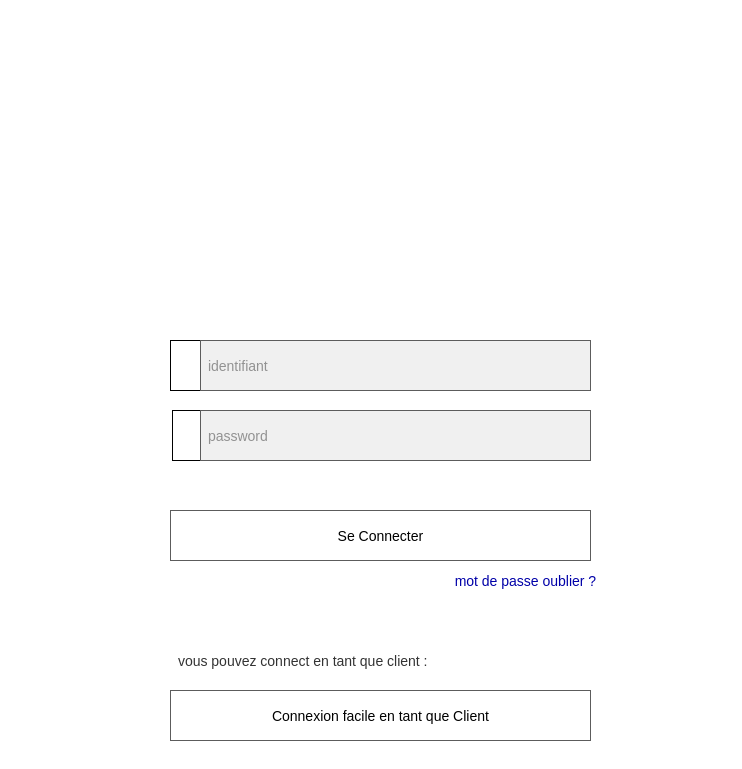
First picture: the form in Documents/projet_interface/dialog.ui, repository 2A35ProjetCPP2425/2a35-create-teams-laveup-company, before the edit.
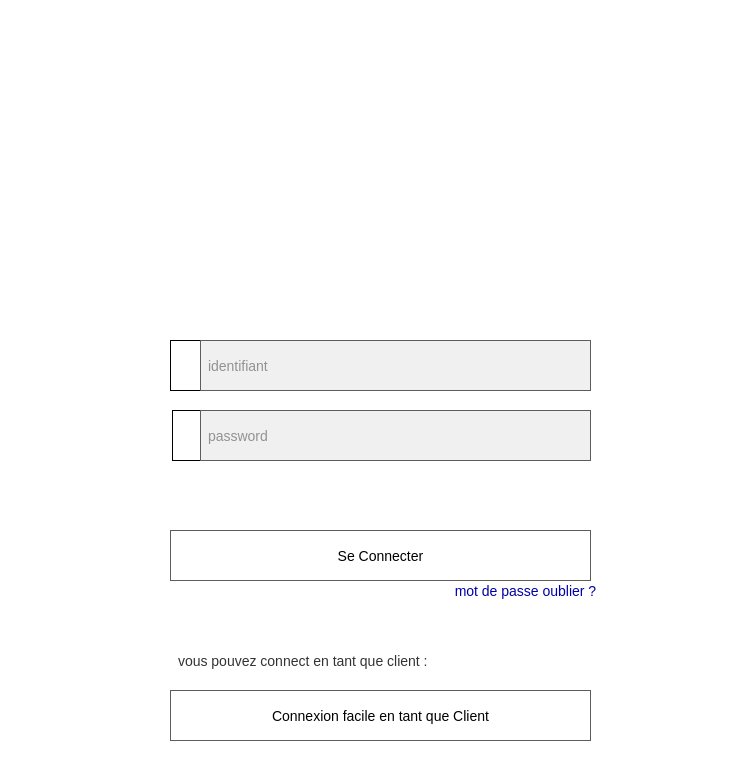
Second picture: the form after the edit. Icons and pictures are not drawn.

Patch:
```diff
--- a/Documents/projet_interface/dialog.ui
+++ b/Documents/projet_interface/dialog.ui
@@ -142,7 +142,7 @@
    <property name="geometry">
     <rect>
      <x>170</x>
-     <y>510</y>
+     <y>530</y>
      <width>421</width>
      <height>51</height>
     </rect>
@@ -168,7 +168,7 @@
    <property name="geometry">
     <rect>
      <x>440</x>
-     <y>560</y>
+     <y>570</y>
      <width>171</width>
      <height>41</height>
     </rect>
@@ -234,7 +234,7 @@
      <x>170</x>
      <y>459</y>
      <width>421</width>
-     <height>61</height>
+     <height>71</height>
     </rect>
    </property>
    <property name="text">
```
